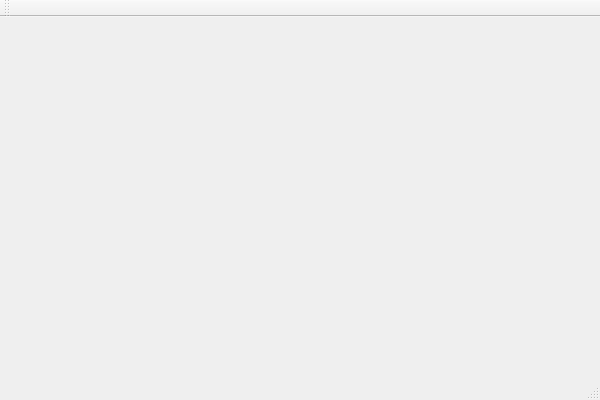
This is Nabla/loginwindow.ui in juhovh/nabla as Qt 5 draws it before an edit. The edited form follows.
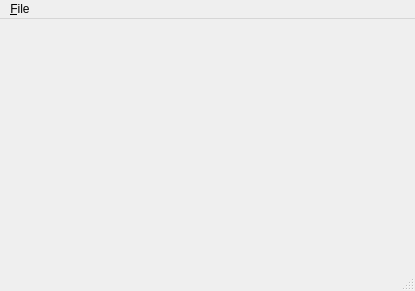
This is the edited form.

Commit message: Make minor changes to LoginWindow that are necessary anyway

```diff
--- a/Nabla/loginwindow.ui
+++ b/Nabla/loginwindow.ui
@@ -1,27 +1,37 @@
 <ui version="4.0" stdsetdef="1" >
  <class>LoginWindowClass</class>
- <widget class="QMainWindow" name="LoginWindowClass" >
-  <property name="objectName" >
-   <cstring>LoginWindowClass</cstring>
-  </property>
-  <property name="geometry" >
+ <widget class="QMainWindow" name="LoginWindowClass">
+  <property name="geometry">
    <rect>
     <x>0</x>
     <y>0</y>
-    <width>600</width>
-    <height>400</height>
+    <width>415</width>
+    <height>291</height>
    </rect>
   </property>
   <property name="windowTitle" >
    <string>LoginWindow</string>
   </property>
-  <widget class="QMenuBar" name="menuBar" />
-  <widget class="QToolBar" name="mainToolBar" />
-  <widget class="QWidget" name="centralWidget" />
-  <widget class="QStatusBar" name="statusBar" />
+  <widget class="QWidget" name="centralWidget"/>
+  <widget class="QMenuBar" name="menuBar">
+   <property name="geometry">
+    <rect>
+     <x>0</x>
+     <y>0</y>
+     <width>415</width>
+     <height>25</height>
+    </rect>
+   </property>
+   <widget class="QMenu" name="menu_File">
+    <property name="title">
+     <string>&amp;File</string>
+    </property>
+   </widget>
+   <addaction name="menu_File"/>
+  </widget>
+  <widget class="QStatusBar" name="statusBar"/>
  </widget>
- <layoutDefault spacing="6" margin="11" />
- <pixmapfunction></pixmapfunction>
+ <layoutdefault spacing="6" margin="11"/>
  <resources/>
  <connections/>
 </ui>
```
Left out of the diff: 5 changed lines with no effect on the pictures.
